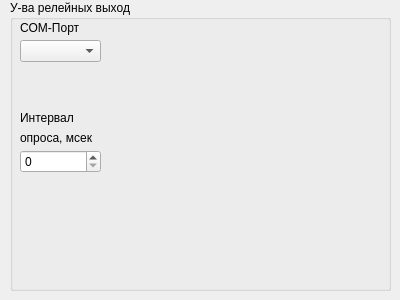
xXRadioHeadXx/start7, file m_cfg/adam_widget.ui: the form before one commit.
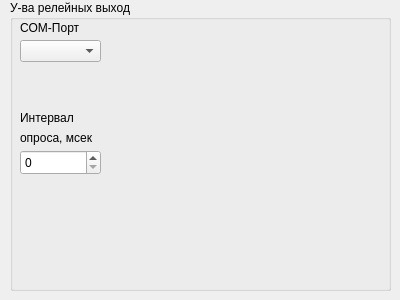
The form after the commit.

The edit to the form file:
```diff
--- a/m_cfg/adam_widget.ui
+++ b/m_cfg/adam_widget.ui
@@ -44,7 +44,7 @@
       <x>10</x>
       <y>150</y>
       <width>81</width>
-      <height>23</height>
+      <height>25</height>
      </rect>
     </property>
     <property name="maximum">
```
